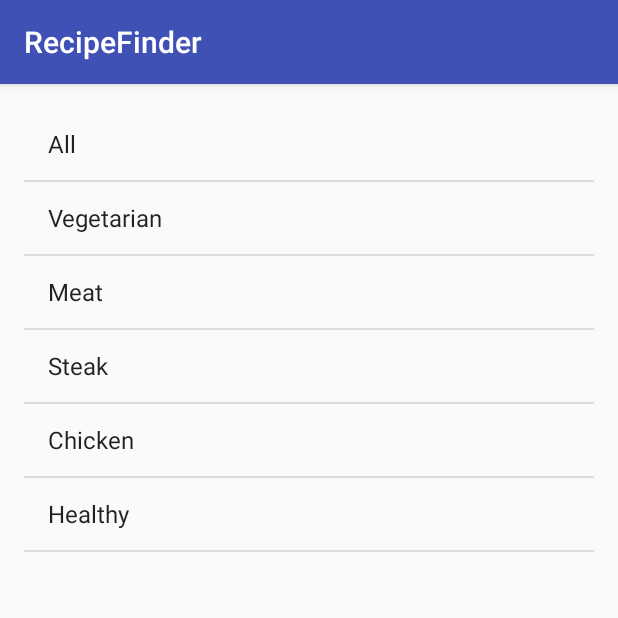
After one commit to klausbrandner/recipefinderapp, an Android app: the CategoriesActivity screen opened directly, with no data from a screen before it, on a phone screen of 412 x 824 dp, the top half of it. The commit adds this screen. Run offline under Robolectric (Android 15) with nearby library versions, the phone set to English and light mode, and no system bars.

Commit message:
menu and category view added

```diff
--- a/app/src/main/AndroidManifest.xml
+++ b/app/src/main/AndroidManifest.xml
@@ -1,6 +1,8 @@
 <?xml version="1.0" encoding="utf-8"?>
 <manifest xmlns:android="http://schemas.android.com/apk/res/android"
     package="com.a5_designs.recipefinder">
+
+    <uses-permission android:name="android.permission.INTERNET" />
 
     <application
         android:allowBackup="true"
@@ -15,6 +17,7 @@
                 <category android:name="android.intent.category.LAUNCHER" />
             </intent-filter>
         </activity>
+        <activity android:name=".CategoriesActivity"></activity>
     </application>
 
 </manifest>
--- /dev/null
+++ b/app/src/main/java/com/a5_designs/recipefinder/CategoriesActivity.java
@@ -0,0 +1,46 @@
+package com.a5_designs.recipefinder;
+
+import android.content.Intent;
+import android.support.v7.app.AppCompatActivity;
+import android.os.Bundle;
+import android.view.View;
+import android.widget.AdapterView;
+import android.widget.ArrayAdapter;
+import android.widget.ListView;
+
+import java.util.ArrayList;
+
+public class CategoriesActivity extends AppCompatActivity {
+
+    @Override
+    protected void onCreate(Bundle savedInstanceState) {
+        super.onCreate(savedInstanceState);
+        setContentView(R.layout.activity_categories);
+
+        ArrayList<String> categories = new ArrayList<>();
+        categories.add("All");
+        categories.add("Vegetarian");
+        categories.add("Meat");
+        categories.add("Steak");
+        categories.add("Chicken");
+        categories.add("Healthy");
+
+        ArrayAdapter<String> categoryAdapter = new ArrayAdapter<String>(this, android.R.layout.simple_list_item_1, categories);
+
+        ListView listView = (ListView) findViewById(R.id.category_list);
+
+        listView.setAdapter(categoryAdapter);
+
+
+        listView.setOnItemClickListener(new AdapterView.OnItemClickListener() {
+            @Override
+            public void onItemClick(AdapterView<?> adapterView, View view, int i, long l) {
+
+                Intent selectCategory = new Intent(CategoriesActivity.this, HomeScreen.class);
+                startActivity(selectCategory);
+
+            }
+        });
+
+    }
+}
--- a/app/src/main/java/com/a5_designs/recipefinder/Recipe.java
+++ b/app/src/main/java/com/a5_designs/recipefinder/Recipe.java
@@ -8,13 +8,19 @@ public class Recipe {
 
     private int rid;
     private String title;
+    private String image;
 
     public Recipe(int rid, String title){
         this.rid = rid;
         this.title = title;
+        this.image = "http://www.immetzo.at/images/uploadImages/vy4QCnJ3SeGO.jpg";
     }
 
     public String getTitle(){
         return this.title;
     }
+
+    public String getImage(){
+        return this.image;
+    }
 }
--- /dev/null
+++ b/app/src/main/res/layout/activity_categories.xml
@@ -0,0 +1,20 @@
+<?xml version="1.0" encoding="utf-8"?>
+<RelativeLayout xmlns:android="http://schemas.android.com/apk/res/android"
+    xmlns:tools="http://schemas.android.com/tools"
+    android:id="@+id/activity_categories"
+    android:layout_width="match_parent"
+    android:layout_height="match_parent"
+    android:paddingBottom="@dimen/activity_vertical_margin"
+    android:paddingLeft="@dimen/activity_horizontal_margin"
+    android:paddingRight="@dimen/activity_horizontal_margin"
+    android:paddingTop="@dimen/activity_vertical_margin"
+    tools:context="com.a5_designs.recipefinder.CategoriesActivity">
+
+    <ListView
+        android:layout_width="match_parent"
+        android:layout_height="match_parent"
+        android:layout_alignParentTop="true"
+        android:layout_alignParentLeft="true"
+        android:layout_alignParentStart="true"
+        android:id="@+id/category_list" />
+</RelativeLayout>
```
Also changed, not shown: app/src/main/java/com/a5_designs/recipefinder/HomeScreen.java (+39 -3 lines), app/src/main/java/com/a5_designs/recipefinder/ImageManager.java (added, +48 -0 lines), app/src/main/java/com/a5_designs/recipefinder/RecipeAdapter.java (+28 -3 lines), app/src/main/res/drawable/ic_iconmonstr_filter_3.xml (added, +9 -0 lines), app/src/main/res/drawable/ic_iconmonstr_plus_2.xml (added, +9 -0 lines), app/src/main/res/layout/recipe_list_item.xml (+32 -6 lines), app/src/main/res/layout/toolbar.xml (added, +9 -0 lines), app/src/main/res/menu/menu.xml (added, +18 -0 lines).
